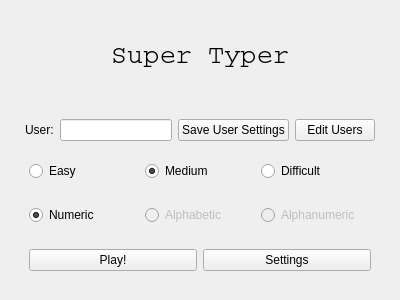
Above: widgets/menuwidget.ui from edgul/TipTopTyper before the change. Below: the same form after it.
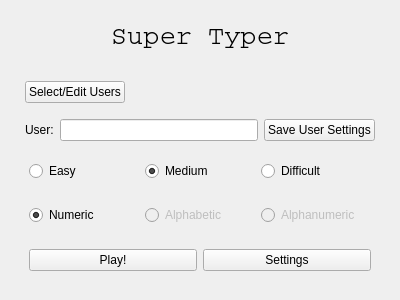
That is the form after the change.

Commit message: Connected menu's user field to Editor and stored users

```diff
--- a/widgets/menuwidget.ui
+++ b/widgets/menuwidget.ui
@@ -39,6 +39,50 @@
       <enum>QFrame::Raised</enum>
      </property>
      <layout class="QVBoxLayout" name="verticalLayout_2">
+      <item>
+       <widget class="QFrame" name="frame_6">
+        <property name="frameShape">
+         <enum>QFrame::NoFrame</enum>
+        </property>
+        <property name="frameShadow">
+         <enum>QFrame::Raised</enum>
+        </property>
+        <layout class="QHBoxLayout" name="horizontalLayout_5">
+         <property name="leftMargin">
+          <number>5</number>
+         </property>
+         <property name="topMargin">
+          <number>5</number>
+         </property>
+         <property name="rightMargin">
+          <number>5</number>
+         </property>
+         <property name="bottomMargin">
+          <number>5</number>
+         </property>
+         <item>
+          <widget class="QPushButton" name="button_edit_users">
+           <property name="text">
+            <string>Select/Edit Users</string>
+           </property>
+          </widget>
+         </item>
+         <item>
+          <spacer name="horizontalSpacer">
+           <property name="orientation">
+            <enum>Qt::Horizontal</enum>
+           </property>
+           <property name="sizeHint" stdset="0">
+            <size>
+             <width>235</width>
+             <height>20</height>
+            </size>
+           </property>
+          </spacer>
+         </item>
+        </layout>
+       </widget>
+      </item>
       <item>
        <widget class="QFrame" name="frame_5">
         <property name="frameShape">
@@ -77,13 +121,6 @@
            </property>
           </widget>
          </item>
-         <item>
-          <widget class="QPushButton" name="button_edit_users">
-           <property name="text">
-            <string>Edit Users</string>
-           </property>
-          </widget>
-         </item>
         </layout>
        </widget>
       </item>
```
The commit also changes 8 other files.
